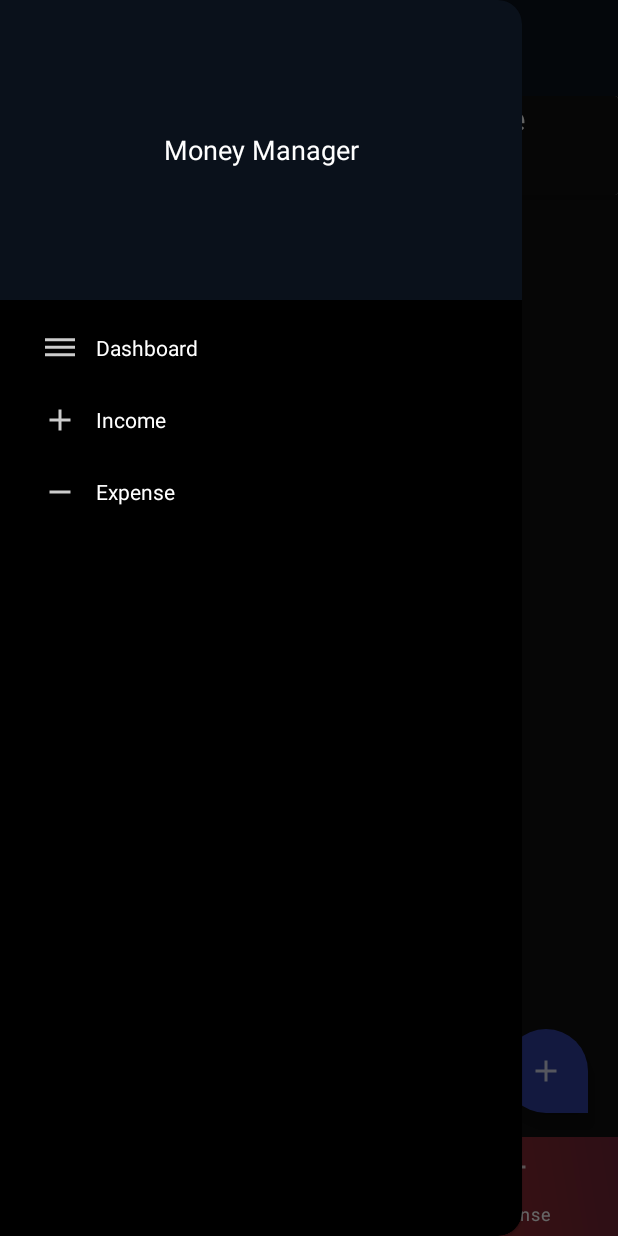
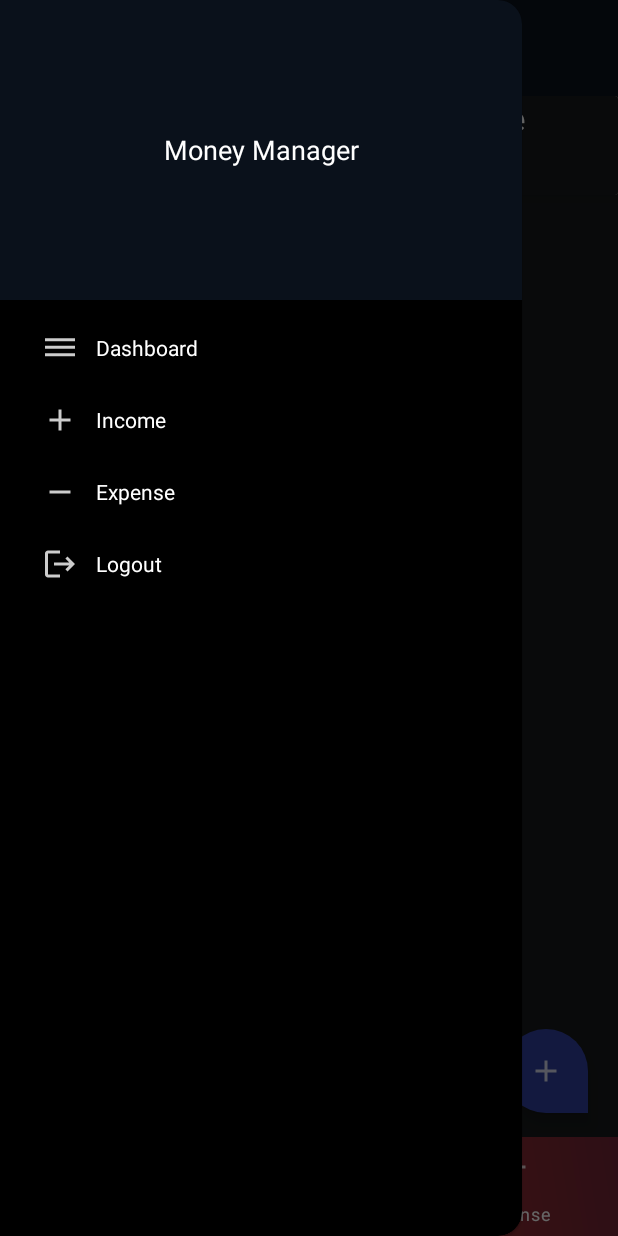
Before and after one commit to S-CW/Expense-manager-app, an Android app: the screen it shows after launch once a user with an empty profile is signed in (HomeActivity), with the side drawer open, on a phone screen of 412 x 824 dp. Run offline under Robolectric (Android 15) with nearby library versions, the phone set to English and light mode, and no system bars; our stand-ins replace Firebase (no records; nobody signed in at launch, a user with empty details on screens opened directly).

Commit message:
add logout function, add splash screen, enhance app UI and redirect activity on startup

```diff
--- a/app/src/main/AndroidManifest.xml
+++ b/app/src/main/AndroidManifest.xml
@@ -13,6 +13,9 @@
         android:theme="@style/Theme.MoneyManager"
         tools:targetApi="31">
         <activity
+            android:name=".MainActivity"
+            android:exported="false" />
+        <activity
             android:name=".HomeActivity"
             android:exported="false" />
         <activity
@@ -25,7 +28,8 @@
             android:name=".RegistrationActivity"
             android:exported="false" />
         <activity
-            android:name=".MainActivity"
+            android:name=".SplashAcitivty"
+            android:theme="@style/AppTheme.NoActionBar"
             android:exported="true">
             <intent-filter>
                 <action android:name="android.intent.action.MAIN" />
--- a/app/src/main/java/com/example/moneymanager/HomeActivity.java
+++ b/app/src/main/java/com/example/moneymanager/HomeActivity.java
@@ -8,6 +8,8 @@ import androidx.core.view.GravityCompat;
 import androidx.drawerlayout.widget.DrawerLayout;
 import androidx.fragment.app.Fragment;
 import androidx.fragment.app.FragmentTransaction;
+
+import android.content.Intent;
 import android.os.Bundle;
 import android.view.MenuItem;
 import android.widget.FrameLayout;
@@ -15,6 +17,7 @@ import android.widget.FrameLayout;
 import com.google.android.material.bottomnavigation.BottomNavigationView;
 import com.google.android.material.navigation.NavigationBarView;
 import com.google.android.material.navigation.NavigationView;
+import com.google.firebase.auth.FirebaseAuth;
 
 public class HomeActivity extends AppCompatActivity implements NavigationView.OnNavigationItemSelectedListener {
 
@@ -25,6 +28,7 @@ public class HomeActivity extends AppCompatActivity implements NavigationView.On
     private DashboardFragment dashboardFragment;
     private IncomeFragment incomeFragment;
     private ExpenseFragment expenseFragment;
+    private FirebaseAuth mAuth;
 
     @Override
     protected void onCreate(Bundle savedInstanceState) {
@@ -34,6 +38,8 @@ public class HomeActivity extends AppCompatActivity implements NavigationView.On
         Toolbar toolbar = findViewById(R.id.my_toolbar);
         toolbar.setTitle("Money Manager");
         setSupportActionBar(toolbar);
+
+        mAuth = FirebaseAuth.getInstance();
 
         bottomNavigationView = findViewById(R.id.bottomNavigationbar);
         bottomNavigationView.setItemIconTintList(null);
@@ -98,6 +104,11 @@ public class HomeActivity extends AppCompatActivity implements NavigationView.On
             fragment = new IncomeFragment();
         } else if (itemId == R.id.expense) {
             fragment = new ExpenseFragment();
+        } else if (itemId == R.id.logout) {
+            mAuth.signOut();
+            startActivity(new Intent(getApplicationContext(), MainActivity.class));
+            finish();
+
         }
 
         if (fragment != null) {
--- a/app/src/main/java/com/example/moneymanager/MainActivity.java
+++ b/app/src/main/java/com/example/moneymanager/MainActivity.java
@@ -35,11 +35,6 @@ public class MainActivity extends AppCompatActivity {
         setContentView(R.layout.activity_main);
 
         mAuth = FirebaseAuth.getInstance();
-
-        if (mAuth.getCurrentUser() != null) {
-            startActivity(new Intent(getApplicationContext(), HomeActivity.class));
-        }
-
         mDialog = new ProgressDialog(this);
 
         loginDetails();
@@ -79,6 +74,7 @@ public class MainActivity extends AppCompatActivity {
 
                             startActivity(new Intent(getApplicationContext(), HomeActivity.class));
                             Toast.makeText(getApplicationContext(), "Login Successful..", Toast.LENGTH_SHORT).show();
+                            finish();
                         } else {
                             mDialog.dismiss();
                             Toast.makeText(getApplicationContext(), "Login Failed..", Toast.LENGTH_SHORT).show();
--- /dev/null
+++ b/app/src/main/java/com/example/moneymanager/SplashAcitivty.java
@@ -0,0 +1,34 @@
+package com.example.moneymanager;
+
+import androidx.appcompat.app.AppCompatActivity;
+
+import android.content.Intent;
+import android.os.Bundle;
+import android.os.Handler;
+
+import com.google.firebase.auth.FirebaseAuth;
+
+public class SplashAcitivty extends AppCompatActivity {
+    private FirebaseAuth mAuth;
+    @Override
+    protected void onCreate(Bundle savedInstanceState) {
+        super.onCreate(savedInstanceState);
+        setContentView(R.layout.activity_splash);
+
+        mAuth = FirebaseAuth.getInstance();
+        new Handler().postDelayed(new Runnable() {
+            @Override
+            public void run() {
+                Intent intent;
+                if (mAuth.getCurrentUser() != null) {
+                    intent = new Intent(SplashAcitivty.this, HomeActivity.class);
+                } else {
+                    intent = new Intent(SplashAcitivty.this, MainActivity.class);
+                }
+
+                startActivity(intent);
+                finish();
+            }
+        }, 500);
+    }
+}
--- /dev/null
+++ b/app/src/main/res/drawable-anydpi/logout.xml
@@ -0,0 +1,12 @@
+<vector xmlns:android="http://schemas.android.com/apk/res/android"
+    android:width="24dp"
+    android:height="24dp"
+    android:viewportWidth="24"
+    android:viewportHeight="24"
+    android:tint="#FFFFFF"
+    android:alpha="0.8"
+    android:autoMirrored="true">
+  <path
+      android:fillColor="@android:color/white"
+      android:pathData="M17,7l-1.41,1.41L18.17,11H8v2h10.17l-2.58,2.58L17,17l5,-5zM4,5h8V3H4c-1.1,0 -2,0.9 -2,2v14c0,1.1 0.9,2 2,2h8v-2H4V5z"/>
+</vector>
--- a/app/src/main/res/menu/navmenu.xml
+++ b/app/src/main/res/menu/navmenu.xml
@@ -16,4 +16,9 @@
         android:title="Expense"
         android:icon="@drawable/expense"/>
 
+    <item
+        android:id="@+id/logout"
+        android:title="Logout"
+        android:icon="@drawable/logout"/>
+
 </menu>
--- a/app/src/main/res/values/colors.xml
+++ b/app/src/main/res/values/colors.xml
@@ -8,7 +8,7 @@
     <color name="expense_color">#ED402D</color>
 
     <color name="text_box">#0A111B</color>
-    <color name="bg_color">#0E0E0E</color>
+    <color name="bg_color">#171A1B</color>
     <color name="header_color">#251F1F</color>
 
 
--- a/app/src/main/res/values/themes.xml
+++ b/app/src/main/res/values/themes.xml
@@ -18,6 +18,13 @@
 
     <style name="Theme.MoneyManager" parent="Base.Theme.MoneyManager" />
 
+    <style name="AppTheme.NoActionBar" parent="Base.Theme.MoneyManager">
+        <item name="windowNoTitle">true</item>
+        <item name="windowActionBar">false</item>
+        <item name="android:windowFullscreen">true</item>
+        <item name="android:windowContentOverlay">@null</item>
+    </style>
+
     <style name="DrawerIconStyle" parent="Widget.AppCompat.DrawerArrowToggle">
         <item name="color">@android:color/white</item>
     </style>
```
Also changed, not shown: app/src/main/res/drawable/splash_background.xml (added, +13 -0 lines), app/src/main/res/layout/activity_splash.xml (added, +10 -0 lines), app/src/main/res/drawable-hdpi/logout.png (added), app/src/main/res/drawable-mdpi/logout.png (added), app/src/main/res/drawable-xhdpi/logout.png (added), app/src/main/res/drawable-xxhdpi/logout.png (added), app/src/main/res/drawable/loading_background.png (added).
